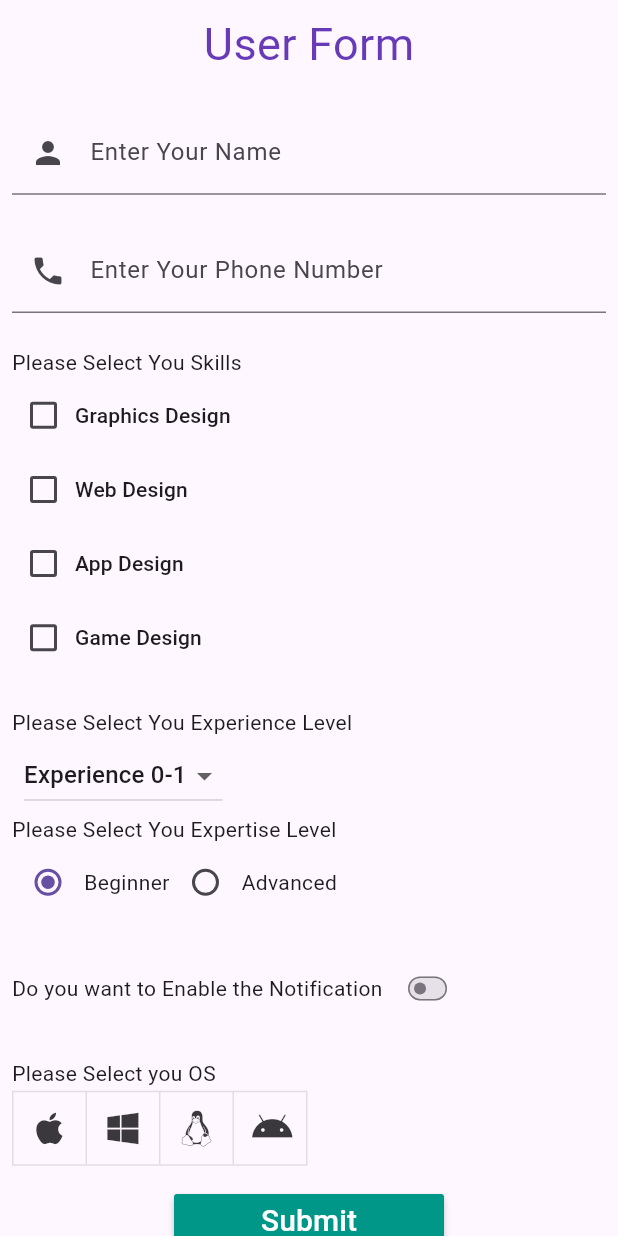
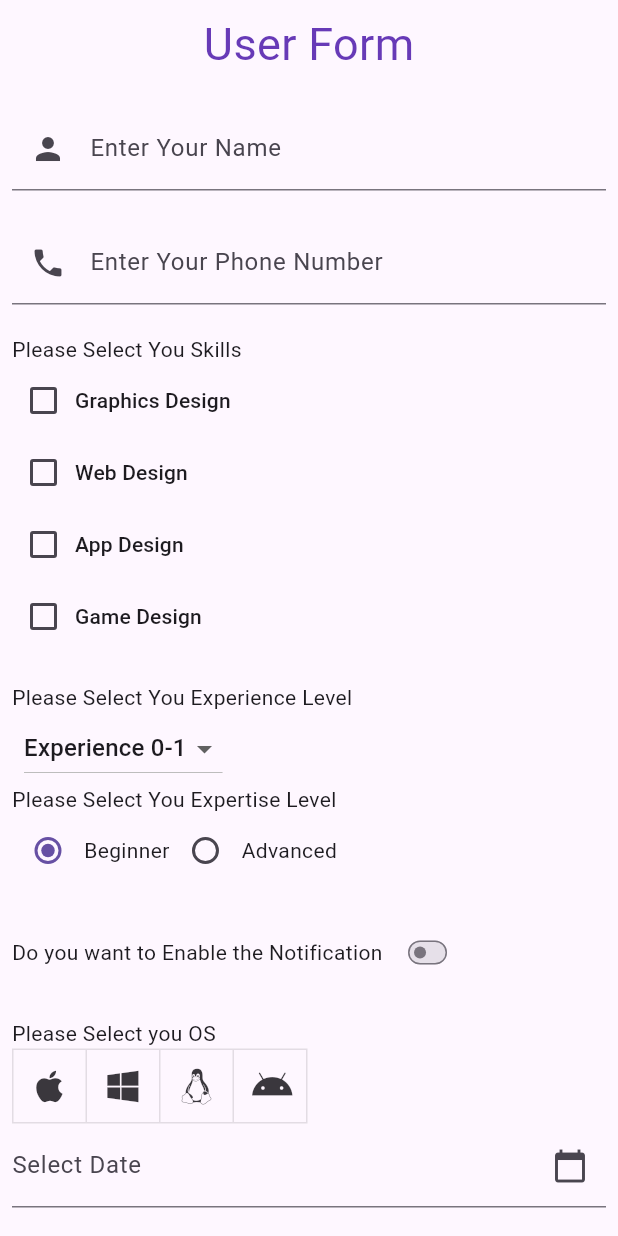
Before and after one commit to SIRAHIN/All_Input_Type_Form, a Flutter app: the screen it shows after launch, on a phone screen of 412 x 824 dp. Run offline on Flutter 3.47's test engine with Material 3 defaults, Android fonts, the phone set to English and light mode, and no system bars; our stand-ins replace font_awesome_flutter, get.

Commit message:
Date and time input section Added

```diff
--- a/lib/main.dart
+++ b/lib/main.dart
@@ -10,7 +10,7 @@ class MyApp extends StatelessWidget {
   Widget build(BuildContext context) {
     return const MaterialApp(
       title: 'Material App',
-      home: const UserInputForm()
+      home: UserInputForm()
     );
   }
 }
--- a/lib/view/user_input_form.dart
+++ b/lib/view/user_input_form.dart
@@ -3,6 +3,7 @@ import 'package:flutter/cupertino.dart';
 import 'package:flutter/material.dart';
 import 'package:font_awesome_flutter/font_awesome_flutter.dart';
 import 'package:get/get.dart';
+import 'package:intl/intl.dart';
 
 class UserInputForm extends GetView<UserInputController> {
   const UserInputForm({super.key});
@@ -17,13 +18,11 @@ class UserInputForm extends GetView<UserInputController> {
         body: SingleChildScrollView(
           child: Padding(
             padding: const EdgeInsets.all(8.0),
-            child: SizedBox(
-              height: 830,
             child: Column(
               mainAxisAlignment: MainAxisAlignment.spaceBetween,
               crossAxisAlignment: CrossAxisAlignment.start,
               children: [
-                  Center(
+                const Center(
                   child: Text(
                     "User Form",
                     style: TextStyle(fontSize: 30, color: Colors.deepPurple),
@@ -52,7 +51,7 @@ class UserInputForm extends GetView<UserInputController> {
                 const SizedBox(
                   height: 20,
                 ),
-                  Text('Please Select You Skills'),
+                const Text('Please Select You Skills'),
                 Obx(
                   () => CheckboxMenuButton(
                       value: controller.isGraphicsDesigner.value,
@@ -88,7 +87,7 @@ class UserInputForm extends GetView<UserInputController> {
                 const SizedBox(
                   height: 20,
                 ),
-                  Text('Please Select You Experience Level'),
+                const Text('Please Select You Experience Level'),
                 Padding(
                   padding: const EdgeInsets.symmetric(horizontal: 8.0),
                   child: Obx(() {
@@ -110,7 +109,7 @@ class UserInputForm extends GetView<UserInputController> {
                     );
                   }),
                 ),
-                  Text('Please Select You Expertise Level'),
+                const Text('Please Select You Expertise Level'),
                 Row(
                   children: [
                     Row(
@@ -168,10 +167,11 @@ class UserInputForm extends GetView<UserInputController> {
                     ),
                   ],
                 ),
-                  SizedBox(
+                const SizedBox(
                   height: 20,
                 ),
-                  Text('Please Select you OS'),
+
+                const Text('Please Select you OS'),
                 Obx(
                   () {
                     return ToggleButtons(
@@ -179,14 +179,47 @@ class UserInputForm extends GetView<UserInputController> {
                           controller.toggleValue[index] =
                               !controller.toggleValue[index];
                         },
+                        isSelected: controller.toggleValue,
                         children: [
                           Icon(FontAwesomeIcons.apple),
                           Icon(FontAwesomeIcons.windows),
                           Icon(FontAwesomeIcons.linux),
                           Icon(FontAwesomeIcons.android),
+                        ]);
+                  },
+                ),
+
+                Column(
+                mainAxisSize: MainAxisSize.min,
+          children: [
+          // Select Date Section //
+            TextField(
+              controller: controller.datePickerController,
+              decoration: const InputDecoration(
+                labelText: 'Select Date',
+                suffixIcon: Icon(Icons.calendar_today),
+              ),
+              readOnly: true,
+              onTap: ()  {
+               controller.selectDate(context);
+              },
+            ),
+
+          const SizedBox(height: 16.0),
+
+           // Select Time Section //
+          TextField(
+          controller: controller.timePickerController,
+          decoration: const InputDecoration(
+            labelText: 'Select Time',
+            suffixIcon: Icon(Icons.access_time),
+          ),
+          readOnly: true,
+          onTap: ()  {
+            controller.selecteTime(context);
+          },
+        ),
           ],
-                          isSelected: controller.toggleValue);
-                    },
         ),
 
                 const SizedBox(height: 10,),
@@ -196,7 +229,7 @@ class UserInputForm extends GetView<UserInputController> {
                   width: 180,
                     child: MaterialButton(
                     color: Colors.teal,
-                      child: Text('Submit', style: TextStyle(
+                    child: const Text('Submit', style: TextStyle(
                      fontSize: 20,
                      color: Colors.white
                     ),),
@@ -210,7 +243,6 @@ class UserInputForm extends GetView<UserInputController> {
           ),
         ),
       ),
-      ),
     );
   }
 }
--- a/pubspec.yaml
+++ b/pubspec.yaml
@@ -37,6 +37,7 @@ dependencies:
   cupertino_icons: ^1.0.8
   get: ^4.6.6
   font_awesome_flutter: ^10.7.0
+  intl: ^0.19.0
 
 dev_dependencies:
   flutter_test:
```
Also changed, not shown: lib/controller/user_input_controller.dart (+47 -3 lines), pubspec.lock. Lines whose indentation alone changed are shown as unchanged.
